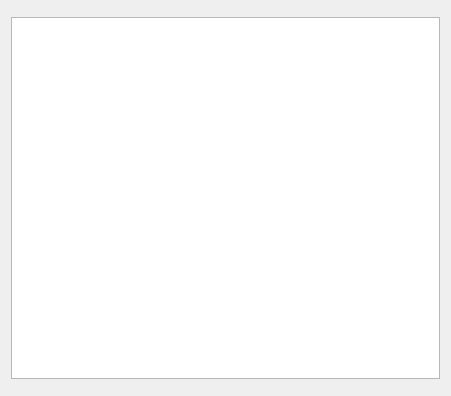
This is collector/ui/designer/collection_items.ui in arielvb/collector as Qt 5 draws it before an edit. The edited form follows.
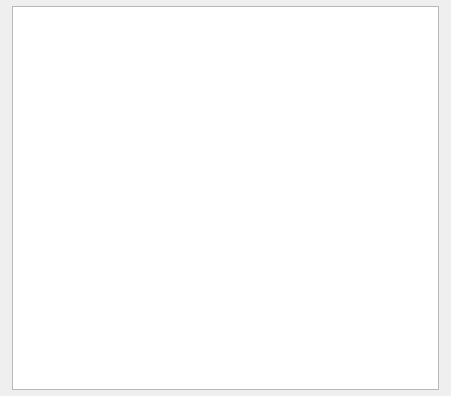
This is the edited form.

Commit message: Remove window margin and add to the views

The edit to the form file:
```diff
--- a/collector/ui/designer/collection_items.ui
+++ b/collector/ui/designer/collection_items.ui
@@ -14,10 +14,21 @@
    <string>Form</string>
   </property>
   <layout class="QVBoxLayout" name="verticalLayout">
+   <property name="margin">
+    <number>0</number>
+   </property>
    <item>
     <widget class="QWidget" name="topbar" native="true"/>
    </item>
    <item>
+    <layout class="QVBoxLayout" name="verticalLayout_2">
+     <property name="leftMargin">
+      <number>12</number>
+     </property>
+     <property name="rightMargin">
+      <number>12</number>
+     </property>
+     <item>
     <widget class="QTableWidget" name="tableWidget">
      <property name="editTriggers">
       <set>QAbstractItemView::NoEditTriggers</set>
@@ -53,6 +64,8 @@
       <bool>false</bool>
      </attribute>
     </widget>
+     </item>
+    </layout>
    </item>
    <item>
     <widget class="QWidget" name="toolbar" native="true"/>
```
Lines whose indentation alone changed are shown as unchanged. The commit also changes 6 other files.
